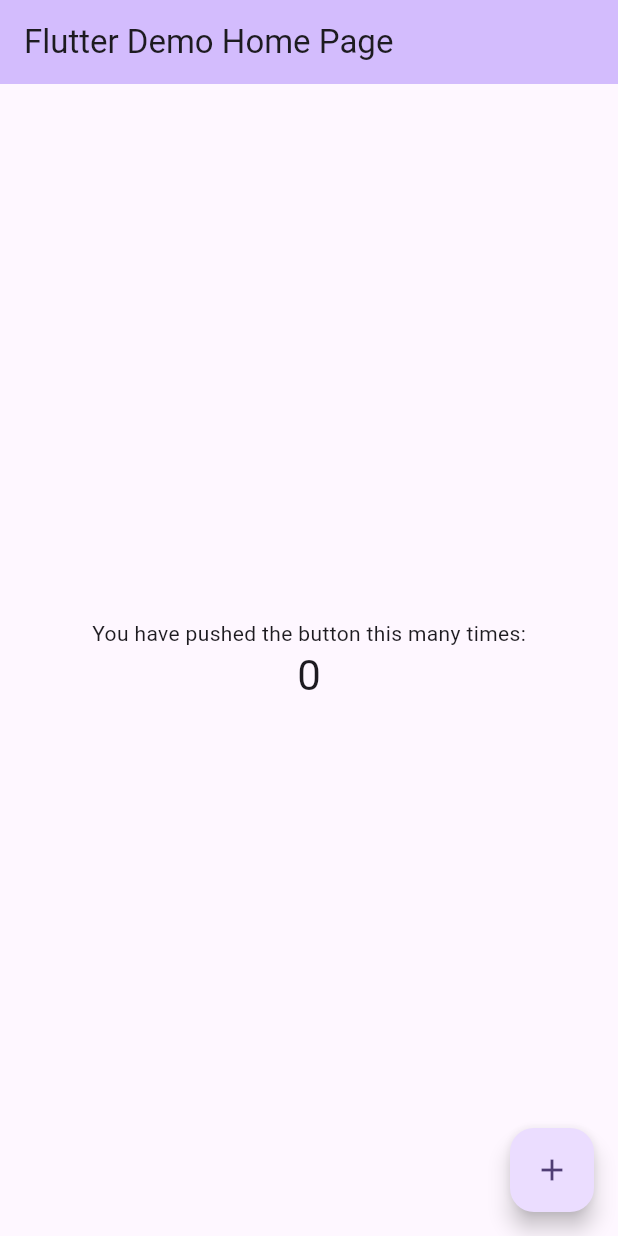
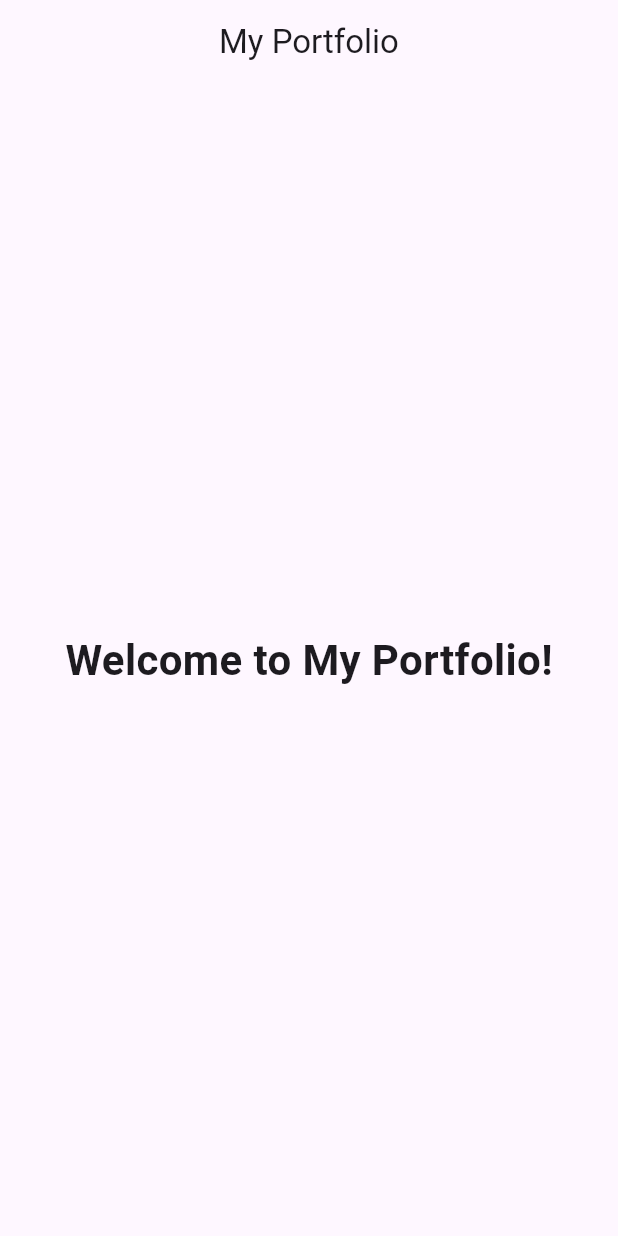
Before and after one commit to Poojithasilivery/My-Portfolio, a Flutter app: the screen it shows after launch, on a phone screen of 412 x 824 dp. Run offline on Flutter 3.47's test engine with Material 3 defaults, Android fonts, the phone set to English and light mode, and no system bars.

Commit message:
Add portfolio homepage

```diff
--- a/lib/main.dart
+++ b/lib/main.dart
@@ -1,122 +1,19 @@
-import 'package:flutter/material.dart';
+ import 'package:flutter/material.dart';
+import 'screens/home.dart';
 
 void main() {
-  runApp(const MyApp());
+  runApp(const MyPortfolioApp());
 }
 
-class MyApp extends StatelessWidget {
-  const MyApp({super.key});
+class MyPortfolioApp extends StatelessWidget {
+  const MyPortfolioApp({super.key});
 
-  // This widget is the root of your application.
   @override
   Widget build(BuildContext context) {
     return MaterialApp(
-      title: 'Flutter Demo',
-      theme: ThemeData(
-        // This is the theme of your application.
-        //
-        // TRY THIS: Try running your application with "flutter run". You'll see
-        // the application has a purple toolbar. Then, without quitting the app,
-        // try changing the seedColor in the colorScheme below to Colors.green
-        // and then invoke "hot reload" (save your changes or press the "hot
-        // reload" button in a Flutter-supported IDE, or press "r" if you used
-        // the command line to start the app).
-        //
-        // Notice that the counter didn't reset back to zero; the application
-        // state is not lost during the reload. To reset the state, use hot
-        // restart instead.
-        //
-        // This works for code too, not just values: Most code changes can be
-        // tested with just a hot reload.
-        colorScheme: ColorScheme.fromSeed(seedColor: Colors.deepPurple),
-      ),
-      home: const MyHomePage(title: 'Flutter Demo Home Page'),
+      debugShowCheckedModeBanner: false,
+      title: 'My Portfolio',
+      home: const HomeScreen(),
     );
   }
 }
-
-class MyHomePage extends StatefulWidget {
-  const MyHomePage({super.key, required this.title});
-
-  // This widget is the home page of your application. It is stateful, meaning
-  // that it has a State object (defined below) that contains fields that affect
-  // how it looks.
-
-  // This class is the configuration for the state. It holds the values (in this
-  // case the title) provided by the parent (in this case the App widget) and
-  // used by the build method of the State. Fields in a Widget subclass are
-  // always marked "final".
-
-  final String title;
-
-  @override
-  State<MyHomePage> createState() => _MyHomePageState();
-}
-
-class _MyHomePageState extends State<MyHomePage> {
-  int _counter = 0;
-
-  void _incrementCounter() {
-    setState(() {
-      // This call to setState tells the Flutter framework that something has
-      // changed in this State, which causes it to rerun the build method below
-      // so that the display can reflect the updated values. If we changed
-      // _counter without calling setState(), then the build method would not be
-      // called again, and so nothing would appear to happen.
-      _counter++;
-    });
-  }
-
-  @override
-  Widget build(BuildContext context) {
-    // This method is rerun every time setState is called, for instance as done
-    // by the _incrementCounter method above.
-    //
-    // The Flutter framework has been optimized to make rerunning build methods
-    // fast, so that you can just rebuild anything that needs updating rather
-    // than having to individually change instances of widgets.
-    return Scaffold(
-      appBar: AppBar(
-        // TRY THIS: Try changing the color here to a specific color (to
-        // Colors.amber, perhaps?) and trigger a hot reload to see the AppBar
-        // change color while the other colors stay the same.
-        backgroundColor: Theme.of(context).colorScheme.inversePrimary,
-        // Here we take the value from the MyHomePage object that was created by
-        // the App.build method, and use it to set our appbar title.
-        title: Text(widget.title),
-      ),
-      body: Center(
-        // Center is a layout widget. It takes a single child and positions it
-        // in the middle of the parent.
-        child: Column(
-          // Column is also a layout widget. It takes a list of children and
-          // arranges them vertically. By default, it sizes itself to fit its
-          // children horizontally, and tries to be as tall as its parent.
-          //
-          // Column has various properties to control how it sizes itself and
-          // how it positions its children. Here we use mainAxisAlignment to
-          // center the children vertically; the main axis here is the vertical
-          // axis because Columns are vertical (the cross axis would be
-          // horizontal).
-          //
-          // TRY THIS: Invoke "debug painting" (choose the "Toggle Debug Paint"
-          // action in the IDE, or press "p" in the console), to see the
-          // wireframe for each widget.
-          mainAxisAlignment: MainAxisAlignment.center,
-          children: <Widget>[
-            const Text('You have pushed the button this many times:'),
-            Text(
-              '$_counter',
-              style: Theme.of(context).textTheme.headlineMedium,
-            ),
-          ],
-        ),
-      ),
-      floatingActionButton: FloatingActionButton(
-        onPressed: _incrementCounter,
-        tooltip: 'Increment',
-        child: const Icon(Icons.add),
-      ), // This trailing comma makes auto-formatting nicer for build methods.
-    );
-  }
-}
--- /dev/null
+++ b/lib/screens/home.dart
@@ -0,0 +1,24 @@
+  import 'package:flutter/material.dart';
+
+class HomeScreen extends StatelessWidget {
+  const HomeScreen({super.key});
+
+  @override
+  Widget build(BuildContext context) {
+    return Scaffold(
+      appBar: AppBar(
+        title: const Text('My Portfolio'),
+        centerTitle: true,
+      ),
+      body: const Center(
+        child: Text(
+          'Welcome to My Portfolio!',
+          style: TextStyle(
+            fontSize: 28,
+            fontWeight: FontWeight.bold,
+          ),
+        ),
+      ),
+    );
+  }
+}
```
